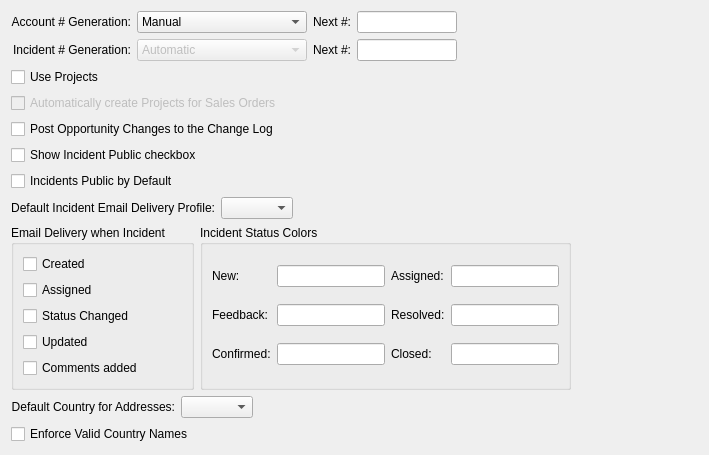
Above: guiclient/configureCRM.ui from Pegasus-RPG/xtuple-client before the change. Below: the same form after it.
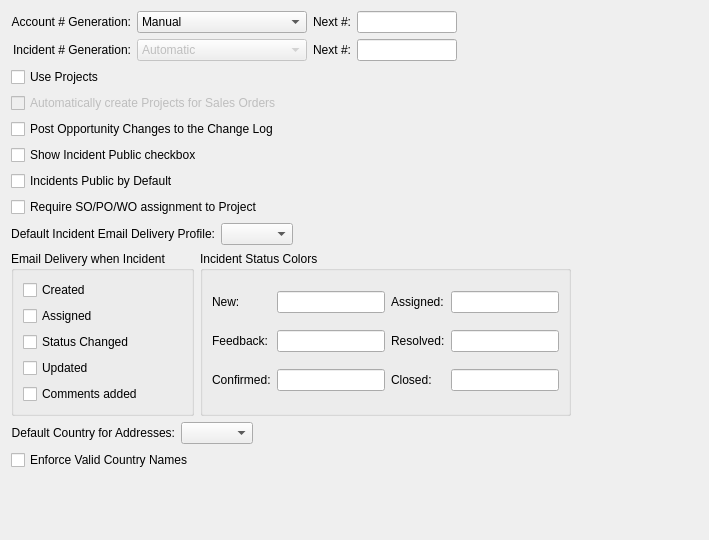
That is the form after the change. Custom widgets are drawn as their Qt base class.

Commit message: Changes to Project Copy functionality.  Add Characteristics to Projects.  Add Characteristics and Documents to Project tasks. Modify Project List and Project screens to bring Order Activity onto the lists. Enforce project entry (configurable) on SO/PO/WO orders.

Diff of the .ui file:
```diff
--- a/guiclient/configureCRM.ui
+++ b/guiclient/configureCRM.ui
@@ -14,7 +14,7 @@
     <x>0</x>
     <y>0</y>
     <width>709</width>
-    <height>425</height>
+    <height>540</height>
    </rect>
   </property>
   <property name="windowTitle">
@@ -203,6 +203,16 @@
              </property>
             </widget>
            </item>
+           <item>
+            <widget class="QCheckBox" name="_requireProjectAssignment">
+             <property name="toolTip">
+              <string>Require assignment of a Project # to Sales Order/Purchase Order/Work Order</string>
+             </property>
+             <property name="text">
+              <string>Require SO/PO/WO assignment to Project</string>
+             </property>
+            </widget>
+           </item>
            <item>
             <layout class="QHBoxLayout">
              <item>
```
Left out of the diff: 11 changed lines with no effect on the pictures. The commit also changes 32 other files.
